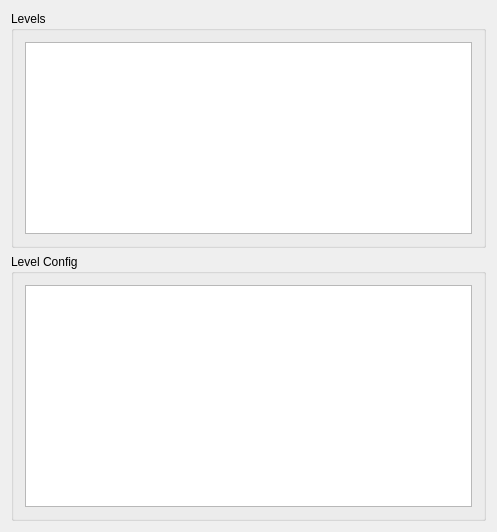
Before: the Qt Designer form src/editor/LevelConfigWidget.ui in KarimTakieddine/ProjectDiamond, drawn with Qt 5.
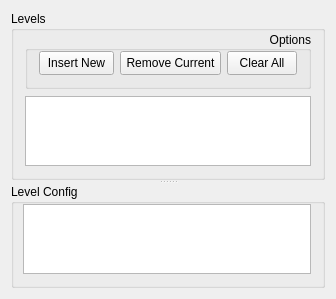
After: the same form once the commit is applied.

Commit message: Implement loading different levels and modifying new entries in place. Update submodule

What changed in the file:
```diff
--- a/src/editor/LevelConfigWidget.ui
+++ b/src/editor/LevelConfigWidget.ui
@@ -6,20 +6,84 @@
    <rect>
     <x>0</x>
     <y>0</y>
-    <width>497</width>
-    <height>532</height>
+    <width>316</width>
+    <height>285</height>
    </rect>
   </property>
   <property name="windowTitle">
    <string>LevelConfigWidget</string>
   </property>
-  <layout class="QVBoxLayout" name="layout" stretch="0,1">
+  <layout class="QVBoxLayout" name="layout">
    <item>
+    <widget class="QSplitter" name="splitter">
+     <property name="orientation">
+      <enum>Qt::Vertical</enum>
+     </property>
     <widget class="QGroupBox" name="levelsGroupBox">
      <property name="title">
       <string>Levels</string>
      </property>
-     <layout class="QHBoxLayout" name="levelsLayout">
+      <layout class="QVBoxLayout" name="levelsLayout">
+       <property name="spacing">
+        <number>7</number>
+       </property>
+       <property name="topMargin">
+        <number>0</number>
+       </property>
+       <item>
+        <widget class="QGroupBox" name="optionsGroupBox">
+         <property name="title">
+          <string>Options</string>
+         </property>
+         <property name="alignment">
+          <set>Qt::AlignRight|Qt::AlignTrailing|Qt::AlignVCenter</set>
+         </property>
+         <layout class="QHBoxLayout" name="optionsLayout">
+          <property name="topMargin">
+           <number>0</number>
+          </property>
+          <item>
+           <widget class="QPushButton" name="insertNewButton">
+            <property name="minimumSize">
+             <size>
+              <width>75</width>
+              <height>24</height>
+             </size>
+            </property>
+            <property name="text">
+             <string>Insert New</string>
+            </property>
+           </widget>
+          </item>
+          <item>
+           <widget class="QPushButton" name="removeCurrentButton">
+            <property name="minimumSize">
+             <size>
+              <width>101</width>
+              <height>24</height>
+             </size>
+            </property>
+            <property name="text">
+             <string>Remove Current</string>
+            </property>
+           </widget>
+          </item>
+          <item>
+           <widget class="QPushButton" name="clearAllButton">
+            <property name="minimumSize">
+             <size>
+              <width>70</width>
+              <height>24</height>
+             </size>
+            </property>
+            <property name="text">
+             <string>Clear All</string>
+            </property>
+           </widget>
+          </item>
+         </layout>
+        </widget>
+       </item>
       <item>
        <widget class="QTableView" name="levelsTableView">
         <property name="editTriggers">
@@ -32,17 +96,22 @@
       </item>
      </layout>
     </widget>
-   </item>
-   <item>
     <widget class="QGroupBox" name="levelConfigGroupBox">
      <property name="title">
       <string>Level Config</string>
      </property>
      <layout class="QHBoxLayout" name="levelConfigLayout">
+       <property name="leftMargin">
+        <number>9</number>
+       </property>
+       <property name="topMargin">
+        <number>0</number>
+       </property>
       <item>
        <widget class="QTreeView" name="levelConfigTreeView"/>
       </item>
      </layout>
+     </widget>
     </widget>
    </item>
   </layout>
```
Lines whose indentation alone changed are shown as unchanged. The commit also changes 9 other files.
